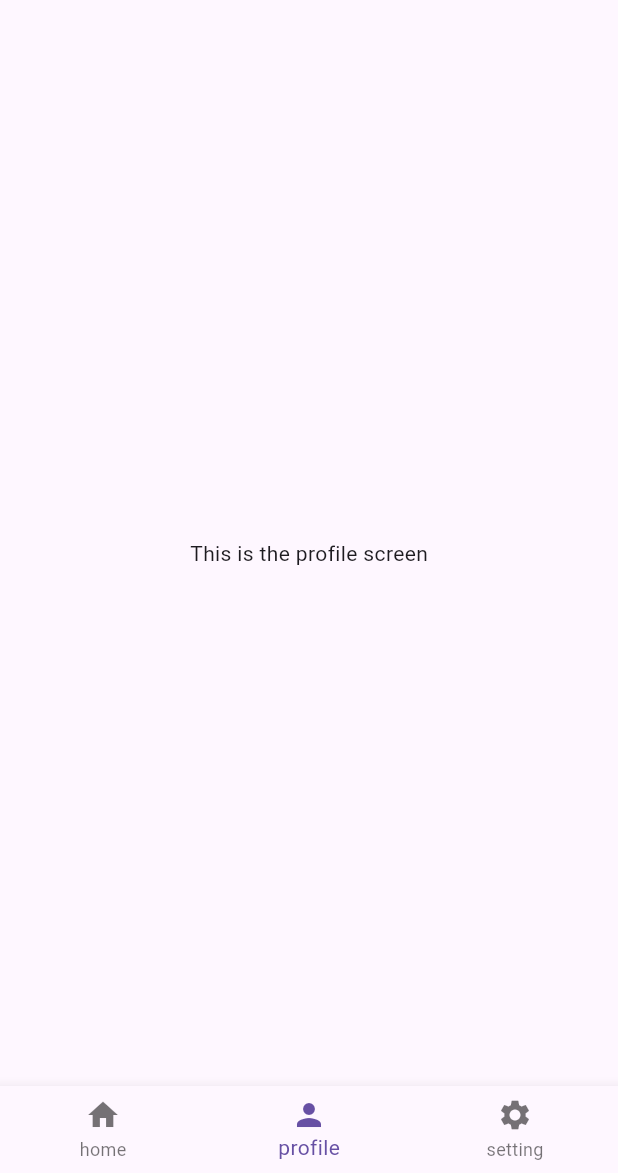
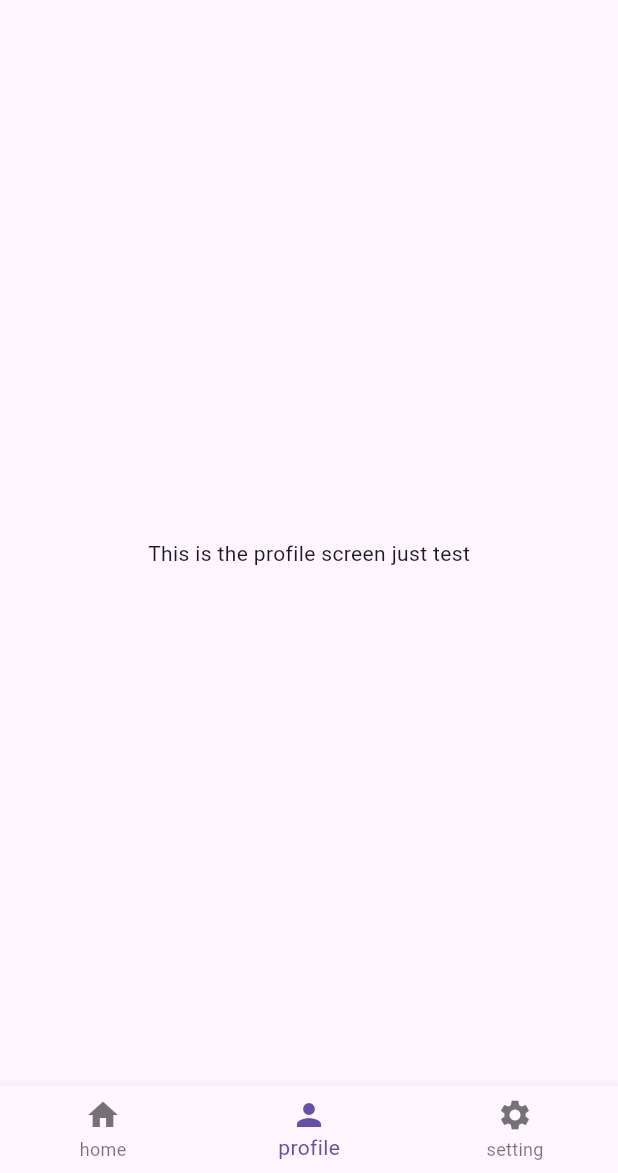
Before and after one commit to hamid-nawaz750/e_commereceapp, a Flutter app: the screen it shows after launch, item 2 of the bottom bar chosen, on a phone screen of 412 x 824 dp, the part 63-1236 px from its top. Run offline on Flutter 3.47's test engine with Material 3 defaults, Android fonts, the phone set to English and light mode, and no system bars; our stand-ins replace get.

```diff
--- a/lib/modules/Dashboard/profile_screen.dart
+++ b/lib/modules/Dashboard/profile_screen.dart
@@ -5,6 +5,8 @@ class ProfileScreen extends StatelessWidget {
 
   @override
   Widget build(BuildContext context) {
-    return Scaffold(body: Center(child: Text('This is the profile screen')));
+    return Scaffold(
+      body: Center(child: Text('This is the profile screen just test')),
+    );
   }
 }
```
